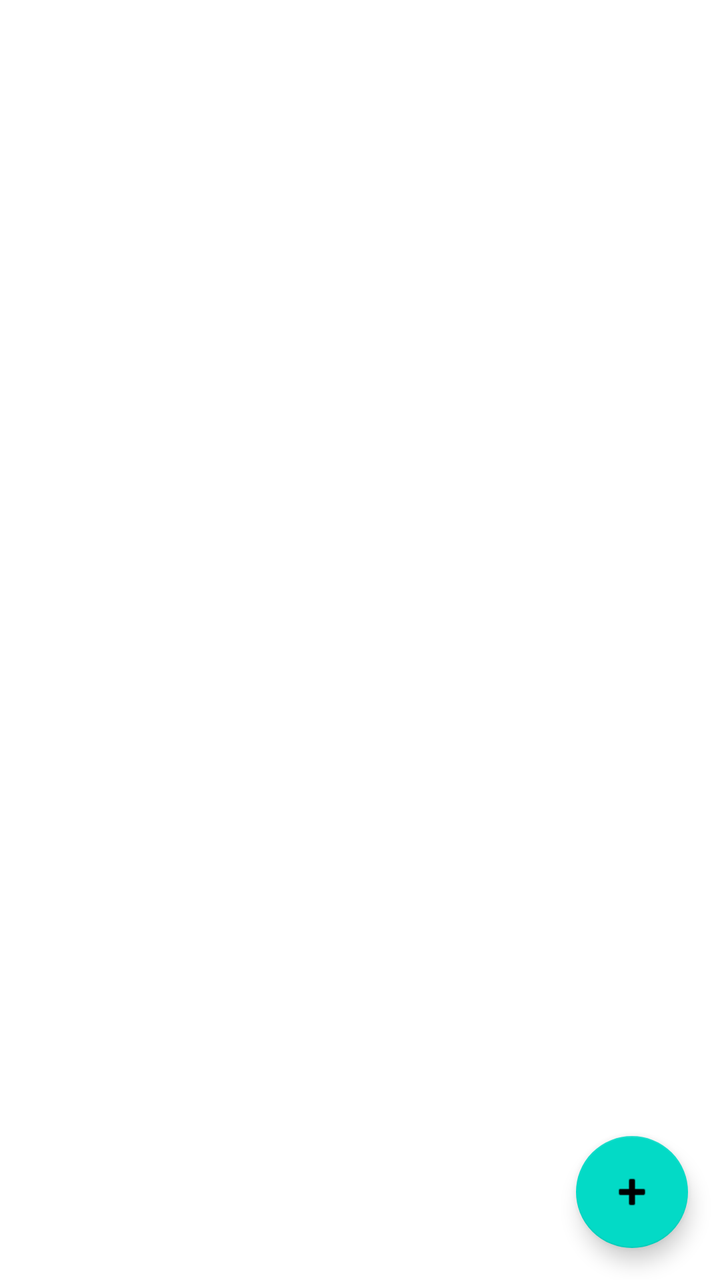
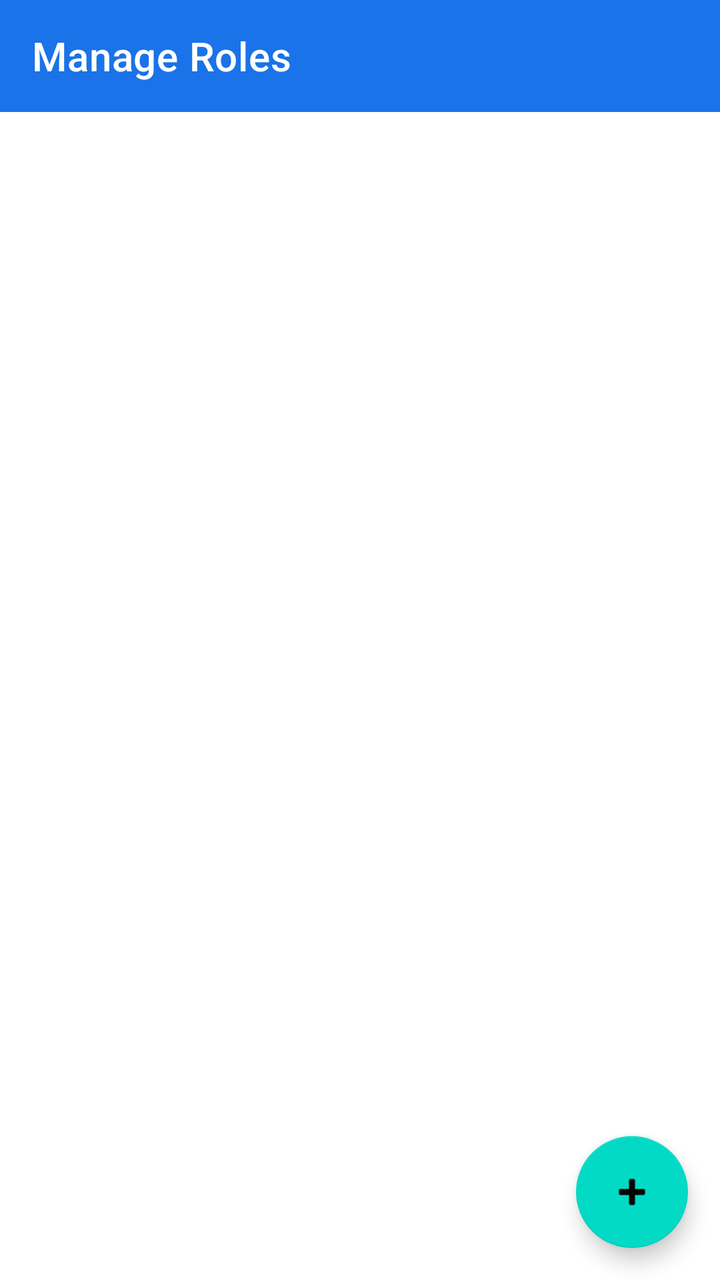

Before-and-after screenshots of an Android layout around one commit, followed by the original layout XML and the change that was made.
<!-- AndroidManifest.xml: application theme Theme.GrokChat -->
<!-- res/layout/fragment_roles.xml -->
<?xml version="1.0" encoding="utf-8"?>
<androidx.constraintlayout.widget.ConstraintLayout
    xmlns:android="http://schemas.android.com/apk/res/android"
    xmlns:app="http://schemas.android.com/apk/res-auto"
    android:layout_width="match_parent"
    android:layout_height="match_parent">

    <androidx.recyclerview.widget.RecyclerView
        android:id="@+id/recyclerRoles"
        android:layout_width="0dp"
        android:layout_height="0dp"
        android:clipToPadding="false"
        android:paddingBottom="80dp"
        app:layout_constraintBottom_toBottomOf="parent"
        app:layout_constraintEnd_toEndOf="parent"
        app:layout_constraintStart_toStartOf="parent"
        app:layout_constraintTop_toTopOf="parent" />

    <com.google.android.material.floatingactionbutton.FloatingActionButton
        android:id="@+id/fabAddRole"
        android:layout_width="wrap_content"
        android:layout_height="wrap_content"
        android:layout_margin="16dp"
        android:contentDescription="@string/add_role"
        android:src="@android:drawable/ic_input_add"
        app:layout_constraintBottom_toBottomOf="parent"
        app:layout_constraintEnd_toEndOf="parent" />

</androidx.constraintlayout.widget.ConstraintLayout>
<!-- resources referenced by this layout -->
<resources>
  <string name="add_role">Add Role</string>
  <style name="Theme.GrokChat" parent="Theme.MaterialComponents.Light.NoActionBar">
          <item name="colorPrimary">@color/colorPrimary</item>
          <item name="colorPrimaryDark">@color/colorPrimaryDark</item>
          <item name="colorAccent">@color/colorAccent</item>
          <item name="android:statusBarColor">@color/colorPrimaryDark</item>
      </style>
  <color name="colorPrimary">#1A73E8</color>
  <color name="colorPrimaryDark">#1557B0</color>
  <color name="colorAccent">#03A9F4</color>
</resources>

<!-- the commit's change to res/layout/fragment_roles.xml (unified diff, before → after) -->
@@ -4,6 +4,17 @@
     xmlns:app="http://schemas.android.com/apk/res-auto"
     android:layout_width="match_parent"
     android:layout_height="match_parent">
+
+    <com.google.android.material.appbar.MaterialToolbar
+        android:id="@+id/toolbarRoles"
+        android:layout_width="0dp"
+        android:layout_height="?attr/actionBarSize"
+        android:background="?attr/colorPrimary"
+        app:title="@string/roles_title"
+        app:titleTextColor="@color/white"
+        app:layout_constraintEnd_toEndOf="parent"
+        app:layout_constraintStart_toStartOf="parent"
+        app:layout_constraintTop_toTopOf="parent" />
 
     <androidx.recyclerview.widget.RecyclerView
         android:id="@+id/recyclerRoles"
@@ -14,7 +25,7 @@
         app:layout_constraintBottom_toBottomOf="parent"
         app:layout_constraintEnd_toEndOf="parent"
         app:layout_constraintStart_toStartOf="parent"
-        app:layout_constraintTop_toTopOf="parent" />
+        app:layout_constraintTop_toBottomOf="@id/toolbarRoles" />
 
     <com.google.android.material.floatingactionbutton.FloatingActionButton
         android:id="@+id/fabAddRole"
<!-- resource entries referenced after the edit -->
@@ -1,6 +1,8 @@
 <!-- resources referenced by this layout -->
 <resources>
+  <color name="white">#FFFFFF</color>
   <string name="add_role">Add Role</string>
+  <string name="roles_title">Manage Roles</string>
   <style name="Theme.GrokChat" parent="Theme.MaterialComponents.Light.NoActionBar">
           <item name="colorPrimary">@color/colorPrimary</item>
           <item name="colorPrimaryDark">@color/colorPrimaryDark</item>
